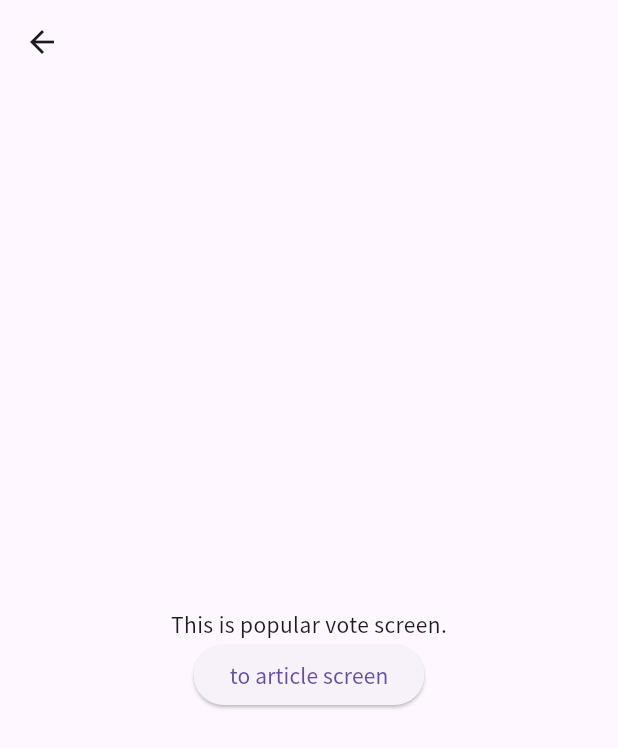
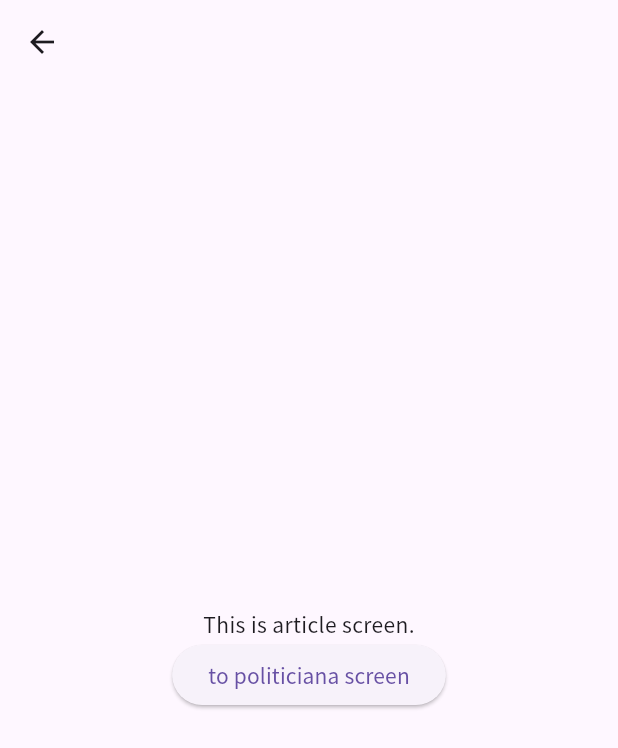
Before and after one commit to yambaru-hackathon/Group-6, a Flutter app: the Article screen opened directly, on a phone screen of 412 x 824 dp. Shown: the top 748 px of the screen. Run offline on Flutter 3.47's test engine with Material 3 defaults, Android fonts, the phone set to English and light mode, and no system bars.

Commit message:
バグ修正: bottomNavigatiopnBarのリンク設定,

```diff
--- a/lib/screen/App.dart
+++ b/lib/screen/App.dart
@@ -15,8 +15,8 @@ class _AppScreenState extends State<AppScreen> {
 
   final _pageWidgets = [
     ElectionList(),
+    PopularVote(),
     Article(),
-    PopularVote(),
   ];
 
   @override
--- a/lib/screen/article/article.dart
+++ b/lib/screen/article/article.dart
@@ -27,7 +27,7 @@ class _ArticleState extends State<Article> {
           mainAxisAlignment: MainAxisAlignment.center,
           children: <Widget>[
             const Text(
-              'This is popular vote screen.',
+              'This is article screen.',
             ),
             ElevatedButton(
               onPressed: () {
@@ -36,7 +36,7 @@ class _ArticleState extends State<Article> {
                   MaterialPageRoute(builder: (context) => const Politician())
                 );
               },
-              child: const Text('to article screen')
+              child: const Text('to politiciana screen')
             )
           ],
         ),
```
